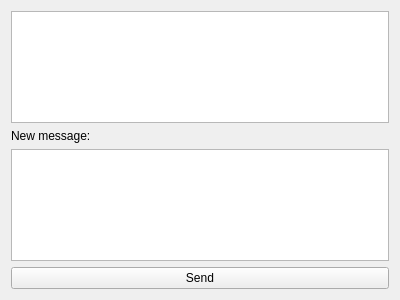
The window that src/chatroom.ui (zuzuf/qtchat) describes before a commit, drawn with Qt 5.
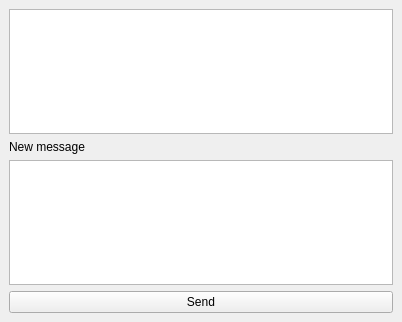
The same window after the commit.

Commit message: * new settings dialog * implemented a Tcp server to allow connecting to discovered clients * fixed a bug in chatroom files which prevented the build to finish

Patch:
```diff
--- a/src/chatroom.ui
+++ b/src/chatroom.ui
@@ -1,26 +1,31 @@
 <?xml version="1.0" encoding="UTF-8"?>
 <ui version="4.0">
  <class>ChatRoom</class>
- <widget class="QWidget" name="ChatRoom">
+ <widget class="QDockWidget" name="ChatRoom">
   <property name="geometry">
    <rect>
     <x>0</x>
     <y>0</y>
-    <width>400</width>
-    <height>300</height>
+    <width>402</width>
+    <height>322</height>
    </rect>
   </property>
   <property name="windowTitle">
    <string>Form</string>
   </property>
+  <widget class="QWidget" name="dockWidgetContents">
   <layout class="QVBoxLayout" name="verticalLayout">
    <item>
-    <widget class="QTextEdit" name="teHistory"/>
+     <widget class="QTextEdit" name="teHistory">
+      <property name="readOnly">
+       <bool>true</bool>
+      </property>
+     </widget>
    </item>
    <item>
     <widget class="QLabel" name="label">
      <property name="text">
-      <string>New message:</string>
+       <string>New message</string>
      </property>
     </widget>
    </item>
@@ -35,6 +40,7 @@
     </widget>
    </item>
   </layout>
+  </widget>
  </widget>
  <resources/>
  <connections/>
```
Left out of the diff: 2 changed lines with no effect on the pictures. Lines whose indentation alone changed are shown as unchanged. The commit also changes 13 other files.
